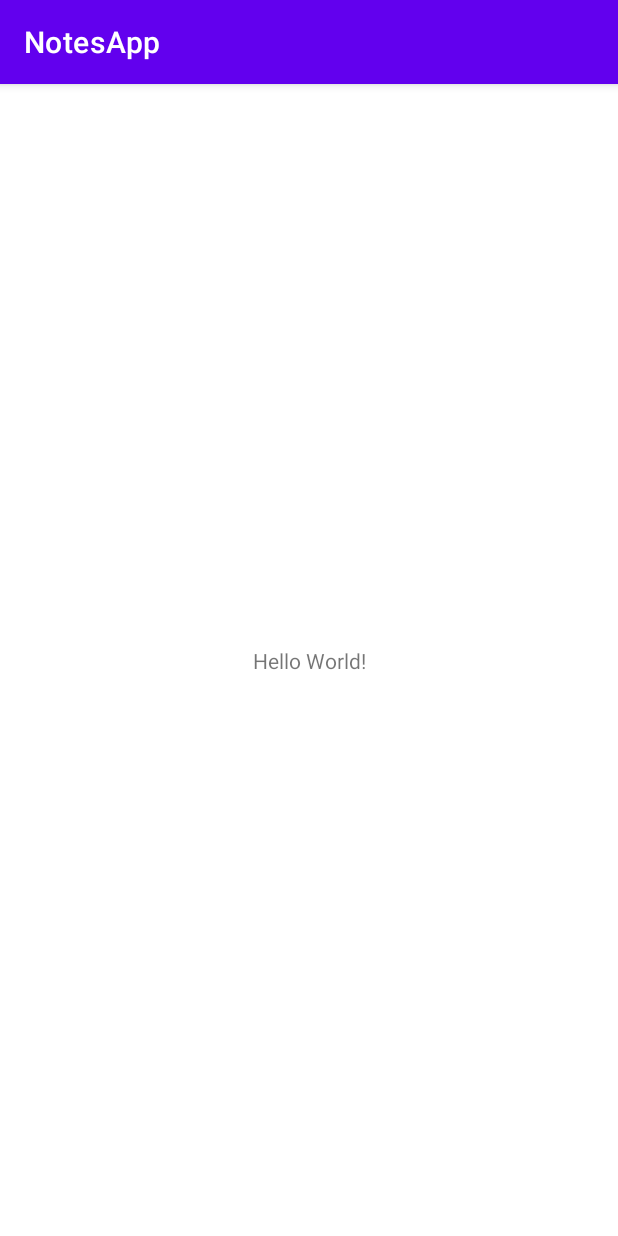
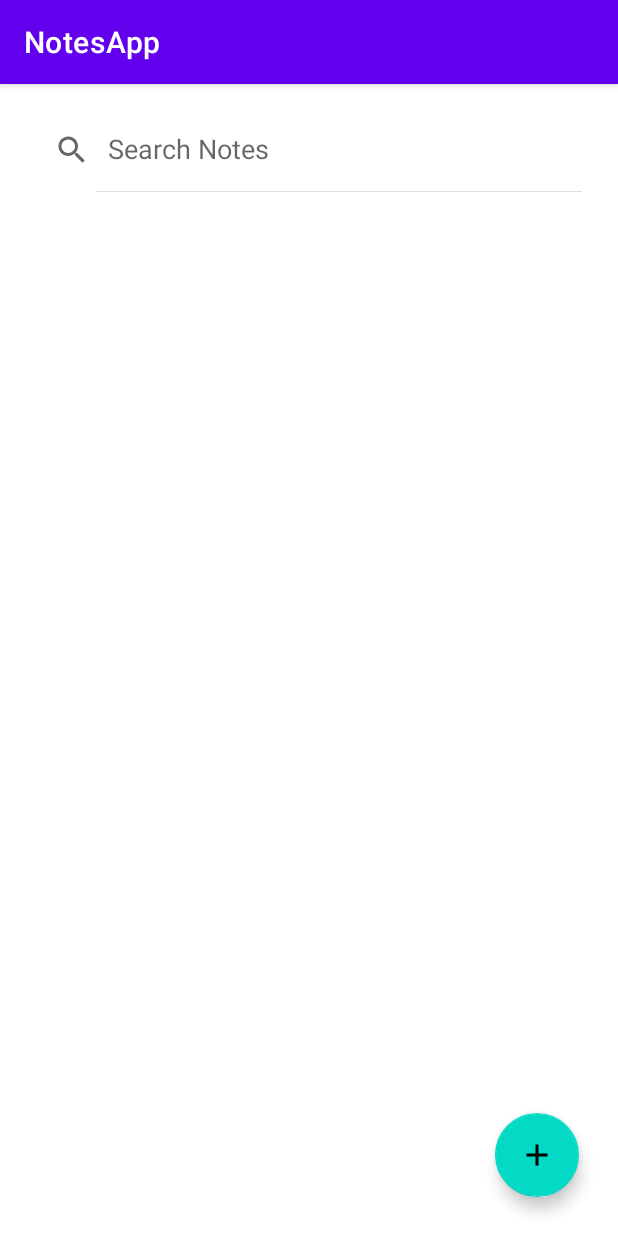
Before and after one commit to iTarsz/NotesApp, an Android app: the screen it shows after launch (MainActivity), on a phone screen of 412 x 824 dp. Run offline under Robolectric (Android 15) with nearby library versions, the phone set to English and light mode, and no system bars.

Commit message:
Adding main screen components

```diff
--- /dev/null
+++ b/app/src/main/res/drawable/baseline_add_24.xml
@@ -0,0 +1,5 @@
+<vector android:height="24dp" android:tint="#000000"
+    android:viewportHeight="24" android:viewportWidth="24"
+    android:width="24dp" xmlns:android="http://schemas.android.com/apk/res/android">
+    <path android:fillColor="@android:color/white" android:pathData="M19,13h-6v6h-2v-6H5v-2h6V5h2v6h6v2z"/>
+</vector>
--- a/app/src/main/res/layout/activity_main.xml
+++ b/app/src/main/res/layout/activity_main.xml
@@ -6,13 +6,40 @@
     android:layout_height="match_parent"
     tools:context=".MainActivity">
 
-    <TextView
-        android:layout_width="wrap_content"
-        android:layout_height="wrap_content"
-        android:text="Hello World!"
-        app:layout_constraintBottom_toBottomOf="parent"
+    <SearchView
+        android:id="@+id/searchView"
+        android:layout_width="match_parent"
+        android:layout_height="?attr/actionBarSize"
+        android:layout_margin="16dp"
+        android:elevation="8dp"
+        android:iconifiedByDefault="false"
+        android:queryHint="Search Notes"
         app:layout_constraintEnd_toEndOf="parent"
         app:layout_constraintStart_toStartOf="parent"
         app:layout_constraintTop_toTopOf="parent" />
 
+    <com.google.android.material.floatingactionbutton.FloatingActionButton
+        android:id="@+id/floatingActionButton3"
+        android:layout_width="wrap_content"
+        android:layout_height="wrap_content"
+        android:layout_marginEnd="26dp"
+        android:layout_marginBottom="26dp"
+        android:clickable="true"
+        app:layout_constraintBottom_toBottomOf="parent"
+        app:layout_constraintEnd_toEndOf="parent"
+        app:srcCompat="@drawable/baseline_add_24" />
+
+    <androidx.recyclerview.widget.RecyclerView
+        android:id="@+id/recycler_view"
+        android:layout_width="match_parent"
+        android:layout_height="0dp"
+        app:layout_constraintBottom_toBottomOf="parent"
+        app:layout_constraintEnd_toEndOf="parent"
+        app:layout_constraintStart_toStartOf="parent"
+        app:layout_constraintTop_toBottomOf="@+id/searchView"
+        tools:listitem="@layout/list_item"
+        >
+
+
+    </androidx.recyclerview.widget.RecyclerView>
 </androidx.constraintlayout.widget.ConstraintLayout>
```
Also changed, not shown: app/src/main/res/layout/list_item.xml (added, +52 -0 lines).
